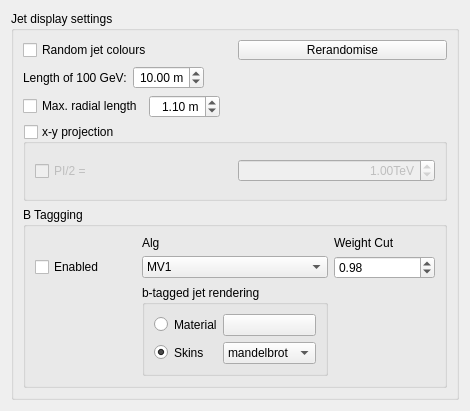
rolandjansky/athena, file graphics/VP1/VP1Systems/VP1AODSystems/src/jet_settings_display_form.ui: the form before one commit.
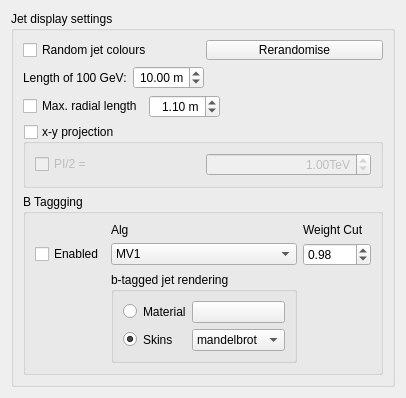
The form after the commit. Custom widgets are drawn as their Qt base class.

Commit message: updated MissingEt xAOD: new button, new settings, new phi cut. (VP1AODSystems-00-03-04)

What changed in the file:
```diff
--- a/graphics/VP1/VP1Systems/VP1AODSystems/src/jet_settings_display_form.ui
+++ b/graphics/VP1/VP1Systems/VP1AODSystems/src/jet_settings_display_form.ui
@@ -6,8 +6,8 @@
    <rect>
     <x>0</x>
     <y>0</y>
-    <width>470</width>
-    <height>411</height>
+    <width>406</width>
+    <height>379</height>
    </rect>
   </property>
   <property name="windowTitle">
@@ -251,12 +251,6 @@
          </item>
          <item row="1" column="2">
           <widget class="QDoubleSpinBox" name="bTaggingSpinBox">
-           <property name="minimum">
-            <double>-1.000000000000000</double>
-           </property>
-           <property name="maximum">
-            <double>1.000000000000000</double>
-           </property>
            <property name="singleStep">
             <double>0.010000000000000</double>
            </property>
```
Left out of the diff: 10 changed lines with no effect on the pictures. The commit also changes 43 other files.
